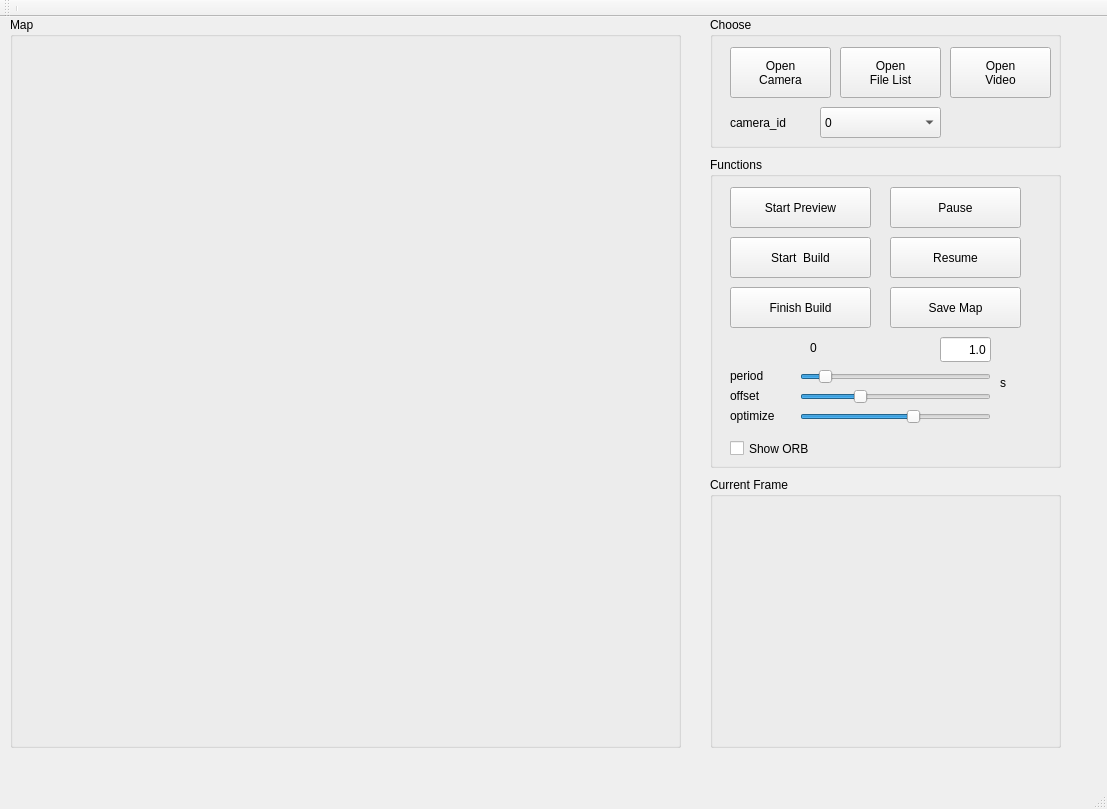
First picture: the form in Map2d/mainwindow.ui, repository yfji/RealtimeMap2d, before the edit.
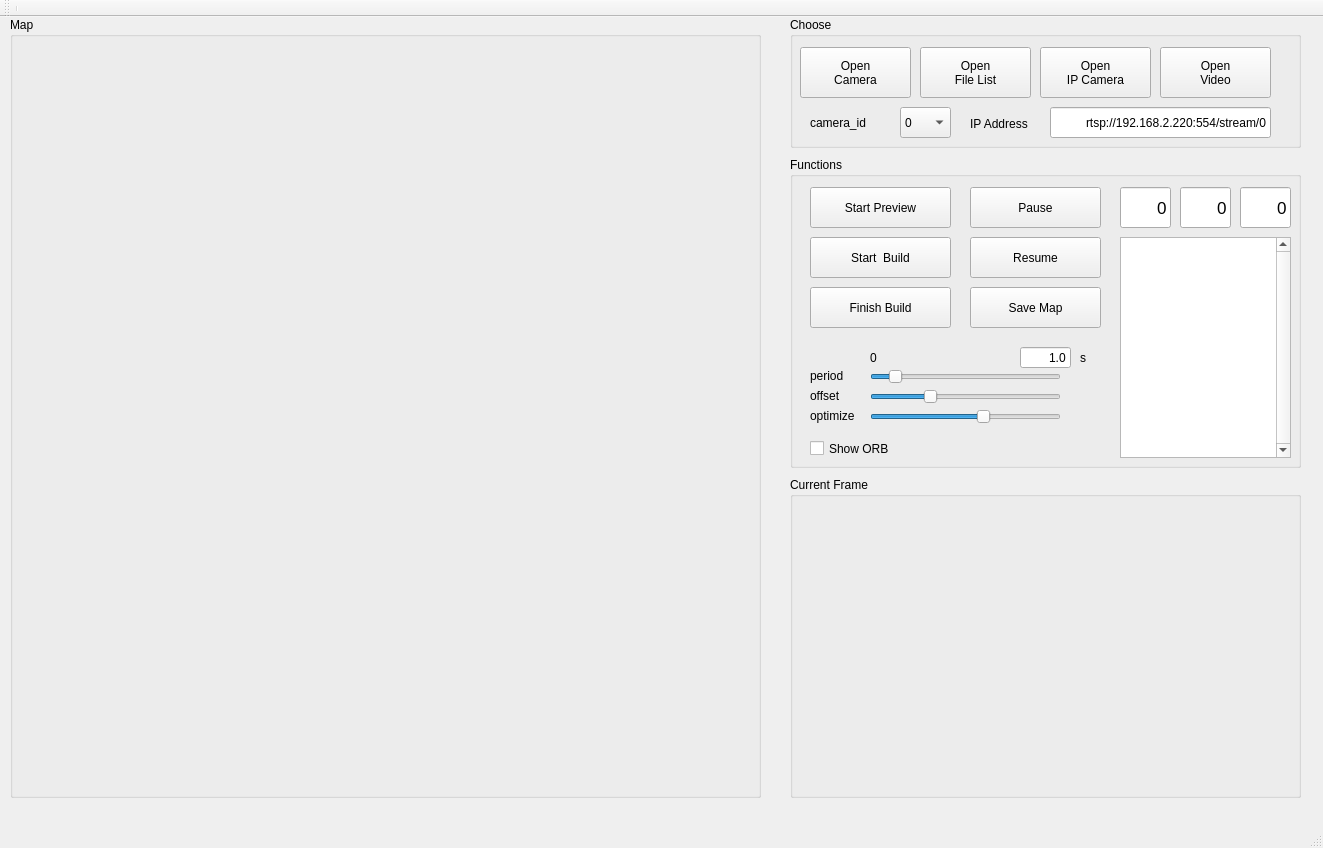
Second picture: the form after the edit.

Commit message: add console and GPS

Diff of the .ui file:
```diff
--- a/Map2d/mainwindow.ui
+++ b/Map2d/mainwindow.ui
@@ -6,8 +6,8 @@
    <rect>
     <x>0</x>
     <y>0</y>
-    <width>1107</width>
-    <height>809</height>
+    <width>1323</width>
+    <height>848</height>
    </rect>
   </property>
   <property name="windowTitle">
@@ -19,8 +19,8 @@
      <rect>
       <x>10</x>
       <y>0</y>
-      <width>671</width>
-      <height>731</height>
+      <width>751</width>
+      <height>781</height>
      </rect>
     </property>
     <property name="title">
@@ -31,8 +31,8 @@
       <rect>
        <x>10</x>
        <y>30</y>
-       <width>640</width>
-       <height>640</height>
+       <width>731</width>
+       <height>741</height>
       </rect>
      </property>
      <property name="text">
@@ -43,9 +43,9 @@
    <widget class="QGroupBox" name="groupBox_2">
     <property name="geometry">
      <rect>
-      <x>710</x>
+      <x>790</x>
       <y>0</y>
-      <width>351</width>
+      <width>511</width>
       <height>131</height>
      </rect>
     </property>
@@ -55,9 +55,9 @@
     <widget class="QPushButton" name="btn_open_cam">
      <property name="geometry">
       <rect>
-       <x>20</x>
+       <x>10</x>
        <y>30</y>
-       <width>101</width>
+       <width>111</width>
        <height>51</height>
       </rect>
      </property>
@@ -69,9 +69,9 @@
     <widget class="QPushButton" name="btn_open_video">
      <property name="geometry">
       <rect>
-       <x>240</x>
+       <x>370</x>
        <y>30</y>
-       <width>101</width>
+       <width>111</width>
        <height>51</height>
       </rect>
      </property>
@@ -85,7 +85,7 @@
       <rect>
        <x>130</x>
        <y>30</y>
-       <width>101</width>
+       <width>111</width>
        <height>51</height>
       </rect>
      </property>
@@ -112,7 +112,7 @@
       <rect>
        <x>110</x>
        <y>90</y>
-       <width>121</width>
+       <width>51</width>
        <height>31</height>
       </rect>
      </property>
@@ -132,13 +132,56 @@
       </property>
      </item>
     </widget>
+    <widget class="QPushButton" name="btn_open_ipcam">
+     <property name="geometry">
+      <rect>
+       <x>250</x>
+       <y>30</y>
+       <width>111</width>
+       <height>51</height>
+      </rect>
+     </property>
+     <property name="text">
+      <string>Open
+IP Camera</string>
+     </property>
+    </widget>
+    <widget class="QLabel" name="label_7">
+     <property name="geometry">
+      <rect>
+       <x>180</x>
+       <y>96</y>
+       <width>81</width>
+       <height>21</height>
+      </rect>
+     </property>
+     <property name="text">
+      <string>IP Address</string>
+     </property>
+    </widget>
+    <widget class="QLineEdit" name="txt_ip_addr">
+     <property name="geometry">
+      <rect>
+       <x>260</x>
+       <y>90</y>
+       <width>221</width>
+       <height>31</height>
+      </rect>
+     </property>
+     <property name="text">
+      <string>rtsp://192.168.2.220:554/stream/0</string>
+     </property>
+     <property name="alignment">
+      <set>Qt::AlignRight|Qt::AlignTrailing|Qt::AlignVCenter</set>
+     </property>
+    </widget>
    </widget>
    <widget class="QGroupBox" name="groupBox_3">
     <property name="geometry">
      <rect>
-      <x>710</x>
+      <x>790</x>
       <y>140</y>
-      <width>351</width>
+      <width>511</width>
       <height>311</height>
      </rect>
     </property>
@@ -217,9 +260,9 @@
      <property name="geometry">
       <rect>
        <x>290</x>
-       <y>216</y>
+       <y>190</y>
        <width>20</width>
-       <height>20</height>
+       <height>21</height>
       </rect>
      </property>
      <property name="text">
@@ -229,7 +272,7 @@
     <widget class="QSlider" name="slide_period">
      <property name="geometry">
       <rect>
-       <x>90</x>
+       <x>80</x>
        <y>210</y>
        <width>191</width>
        <height>20</height>
@@ -248,8 +291,8 @@
     <widget class="QLabel" name="label">
      <property name="geometry">
       <rect>
-       <x>100</x>
-       <y>180</y>
+       <x>80</x>
+       <y>190</y>
        <width>16</width>
        <height>21</height>
       </rect>
@@ -262,9 +305,9 @@
      <property name="geometry">
       <rect>
        <x>230</x>
-       <y>180</y>
+       <y>190</y>
        <width>51</width>
-       <height>25</height>
+       <height>21</height>
       </rect>
      </property>
      <property name="text">
@@ -290,7 +333,7 @@
     <widget class="QSlider" name="slide_offset">
      <property name="geometry">
       <rect>
-       <x>90</x>
+       <x>80</x>
        <y>230</y>
        <width>191</width>
        <height>20</height>
@@ -309,7 +352,7 @@
     <widget class="QSlider" name="slide_optim">
      <property name="geometry">
       <rect>
-       <x>90</x>
+       <x>80</x>
        <y>250</y>
        <width>191</width>
        <height>20</height>
@@ -328,9 +371,9 @@
     <widget class="QLabel" name="txt_offset">
      <property name="geometry">
       <rect>
-       <x>290</x>
+       <x>280</x>
        <y>230</y>
-       <width>51</width>
+       <width>41</width>
        <height>17</height>
       </rect>
      </property>
@@ -341,9 +384,9 @@
     <widget class="QLabel" name="txt_optim">
      <property name="geometry">
       <rect>
-       <x>290</x>
+       <x>280</x>
        <y>250</y>
-       <width>51</width>
+       <width>41</width>
        <height>17</height>
       </rect>
      </property>
@@ -416,14 +459,102 @@
       <string>Show ORB</string>
      </property>
     </widget>
+    <widget class="QTextEdit" name="txt_console">
+     <property name="geometry">
+      <rect>
+       <x>330</x>
+       <y>80</y>
+       <width>171</width>
+       <height>221</height>
+      </rect>
+     </property>
+     <property name="verticalScrollBarPolicy">
+      <enum>Qt::ScrollBarAlwaysOn</enum>
+     </property>
+     <property name="readOnly">
+      <bool>true</bool>
+     </property>
+    </widget>
+    <widget class="QLineEdit" name="txt_long">
+     <property name="geometry">
+      <rect>
+       <x>330</x>
+       <y>30</y>
+       <width>51</width>
+       <height>41</height>
+      </rect>
+     </property>
+     <property name="font">
+      <font>
+       <pointsize>13</pointsize>
+      </font>
+     </property>
+     <property name="text">
+      <string>0</string>
+     </property>
+     <property name="alignment">
+      <set>Qt::AlignRight|Qt::AlignTrailing|Qt::AlignVCenter</set>
+     </property>
+     <property name="readOnly">
+      <bool>true</bool>
+     </property>
+    </widget>
+    <widget class="QLineEdit" name="txt_lat">
+     <property name="geometry">
+      <rect>
+       <x>390</x>
+       <y>30</y>
+       <width>51</width>
+       <height>41</height>
+      </rect>
+     </property>
+     <property name="font">
+      <font>
+       <pointsize>13</pointsize>
+      </font>
+     </property>
+     <property name="text">
+      <string>0</string>
+     </property>
+     <property name="alignment">
+      <set>Qt::AlignRight|Qt::AlignTrailing|Qt::AlignVCenter</set>
+     </property>
+     <property name="readOnly">
+      <bool>true</bool>
+     </property>
+    </widget>
+    <widget class="QLineEdit" name="txt_alt">
+     <property name="geometry">
+      <rect>
+       <x>450</x>
+       <y>30</y>
+       <width>51</width>
+       <height>41</height>
+      </rect>
+     </property>
+     <property name="font">
+      <font>
+       <pointsize>13</pointsize>
+      </font>
+     </property>
+     <property name="text">
+      <string>0</string>
+     </property>
+     <property name="alignment">
+      <set>Qt::AlignRight|Qt::AlignTrailing|Qt::AlignVCenter</set>
+     </property>
+     <property name="readOnly">
+      <bool>true</bool>
+     </property>
+    </widget>
    </widget>
    <widget class="QGroupBox" name="groupBox_4">
     <property name="geometry">
      <rect>
-      <x>710</x>
+      <x>790</x>
       <y>460</y>
-      <width>351</width>
-      <height>271</height>
+      <width>511</width>
+      <height>321</height>
      </rect>
     </property>
     <property name="title">
@@ -432,10 +563,10 @@
     <widget class="QLabel" name="label_frame">
      <property name="geometry">
       <rect>
-       <x>20</x>
-       <y>40</y>
-       <width>311</width>
-       <height>231</height>
+       <x>50</x>
+       <y>30</y>
+       <width>401</width>
+       <height>281</height>
       </rect>
      </property>
      <property name="text">
```
Left out of the diff: 2 changed lines with no effect on the pictures. The commit also changes 14 other files.
